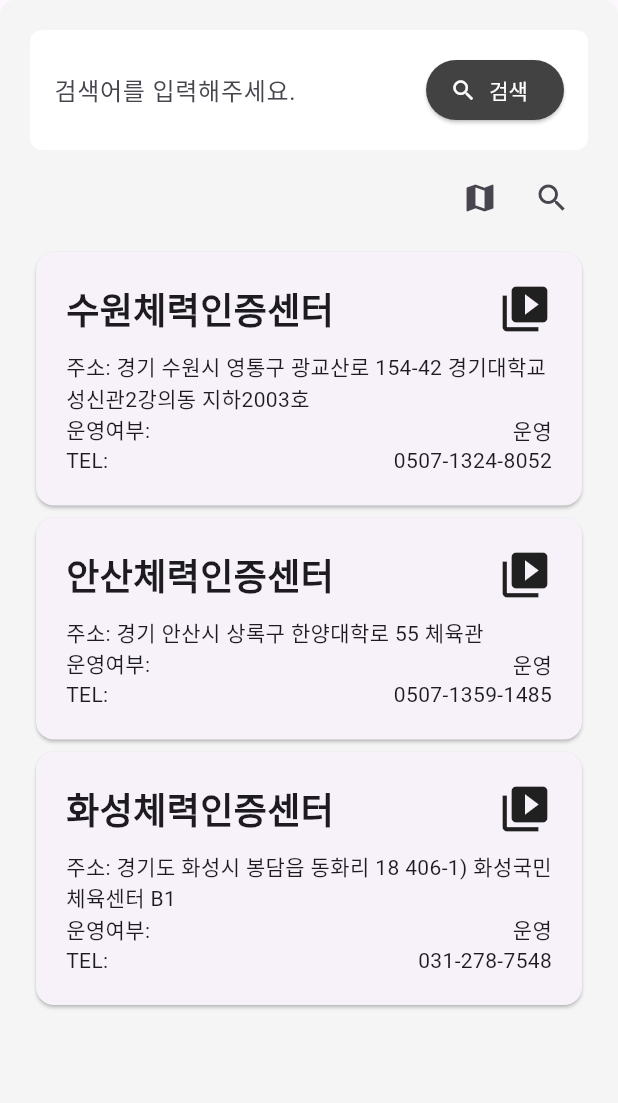
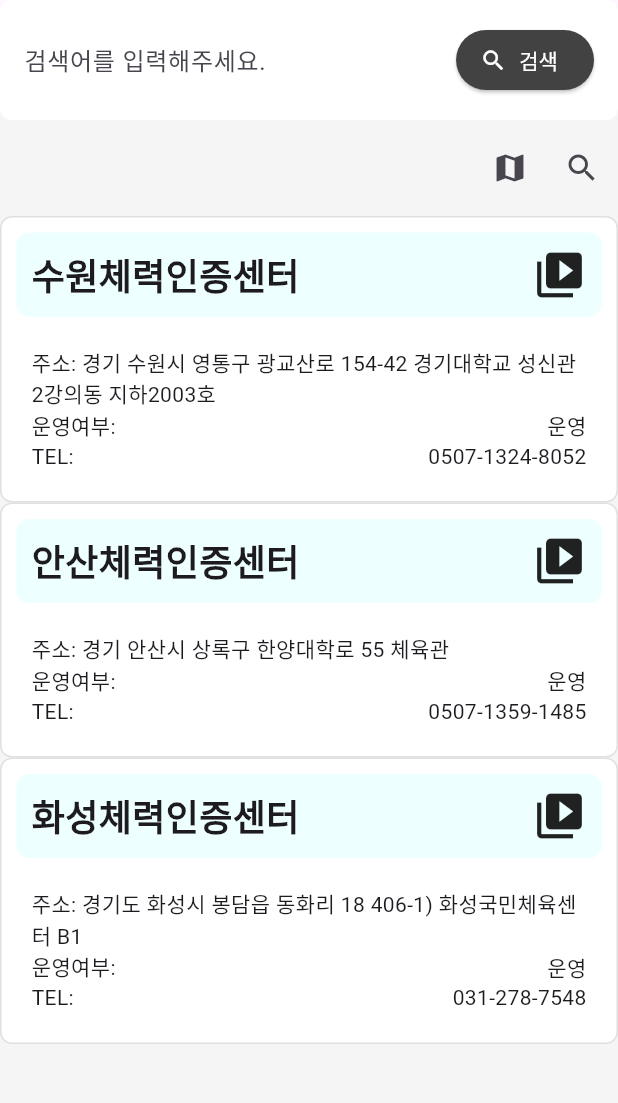
Before and after one commit to Team2Kim/flutter_frontend, a Flutter app: the FacilitySearchScreen screen opened by its route, on a phone screen of 412 x 824 dp, the part 84-1187 px from its top. Run offline on Flutter 3.47's test engine with Material 3 defaults, Android fonts, the phone set to English and light mode, and no system bars; our stand-ins replace cached_network_image, flutter_dotenv, shared_preferences, table_calendar, video_player; missing offline and left inert: flutter_naver_map; accounts and stored records are empty; Roboto replaces fonts that are missing (Pretendard).

Commit message:
style: 250922 2042 시설 UI 수정

```diff
--- a/lib/screen/facility_search_screen.dart
+++ b/lib/screen/facility_search_screen.dart
@@ -3,6 +3,7 @@ import 'package:gukminexdiary/provider/facility_provider.dart';
 import 'package:gukminexdiary/widget/custom_appbar.dart';
 import 'package:gukminexdiary/widget/custom_drawer.dart';
 import 'package:provider/provider.dart';
+import 'package:gukminexdiary/widget/facility_card.dart';
 
 class FacilitySearchScreen extends StatefulWidget {
   const FacilitySearchScreen({super.key});
@@ -40,7 +41,6 @@ class _FacilitySearchScreenState extends State<FacilitySearchScreen> {
         automaticallyImplyLeading: true,
       ),
       body: Container(
-          padding: const EdgeInsets.all(20),
           decoration: BoxDecoration(
             color: Colors.grey[100],
             borderRadius: BorderRadius.circular(10),
@@ -95,53 +95,11 @@ class _FacilitySearchScreenState extends State<FacilitySearchScreen> {
                   scrollDirection: Axis.vertical,
                   itemBuilder: (context, index) {
                     final location = facilityProvider.locations[index];
-                    return Card(
-                      borderOnForeground: false,
-                      child: InkWell(
-                        onTap: () {
-                          facilityProvider.setFocusLocation(location.latitude!, location.longitude!);
-                          facilityProvider.setFocusLocationIndex(index);
-                          Navigator.pushNamed(context, '/map/search');
-                        },
-                        child: Container(
-                        padding: const EdgeInsets.all(20),
-                        child: Container(
-                            child: Column(
-                              crossAxisAlignment: CrossAxisAlignment.start,
-                              children: [
-                                Row(
-                                  mainAxisAlignment: MainAxisAlignment.spaceBetween,
-                                  children: [
-                                    Text(location.name, style: TextStyle(fontSize: 24, fontWeight: FontWeight.bold),),
-                                    const Icon(Icons.video_library, size: 36,),
-                                  ],
-                                ),
-                                const SizedBox(height: 10),
-                                Column(
-                                  children: [
-                                  Text('주소: ${location.roadAddress ?? ''}', style: TextStyle(fontSize: 14,),),
-                                  ],
-                                ),
-                                Row(
-                                  mainAxisAlignment: MainAxisAlignment.spaceBetween,
-                                  children: [
-                                  Text('운영여부:', style: TextStyle(fontSize: 14,),),
-                                  Text(location.status ?? '', style: TextStyle(fontSize: 14,),),
-                                  ],
-                                ),
-                                Row(
-                                  mainAxisAlignment: MainAxisAlignment.spaceBetween,
-                                  children: [
-                                  Text('TEL:', style: TextStyle(fontSize: 14,),),
-                                  Text(location.phoneNumber ?? '', style: TextStyle(fontSize: 14,),),
-                                  ],
-                                ),
-                              ],
-                            )
-                          ),
-                        ),
-                      )
-                    );
+                    return FacilityCard(location: location, onTap: () {
+                      facilityProvider.setFocusLocation(location.latitude!, location.longitude!);
+                      facilityProvider.setFocusLocationIndex(index);
+                      Navigator.pushNamed(context, '/map/search');
+                    }, width: double.infinity);
                   },
                 ),
               ),
--- /dev/null
+++ b/lib/widget/facility_card.dart
@@ -0,0 +1,83 @@
+import 'package:flutter/material.dart';
+import 'package:provider/provider.dart';
+import 'package:gukminexdiary/model/facility_model.dart';
+
+class FacilityCard extends StatelessWidget {
+  const FacilityCard({super.key, required this.location, required this.onTap, required this.width});
+  final FacilityModelResponse location;
+  final void Function() onTap;
+  final double width;
+
+  @override
+  Widget build(BuildContext context) {
+    return _buildFacilityCard(context, width, location, onTap);
+  }
+
+  Widget _buildFacilityCard(BuildContext context, double width, FacilityModelResponse location, void Function() onTap) {
+    return Container(
+          width: width,
+          decoration: BoxDecoration(
+            color: Colors.white,
+            borderRadius: BorderRadius.circular(8),
+            border: Border.all(color: Colors.grey[300]!),
+          ),
+          child: InkWell(
+            onTap: () {
+              onTap();
+            },
+            child: Container(
+            padding: const EdgeInsets.all(10),
+            child: Container(
+                child: Column(
+                  crossAxisAlignment: CrossAxisAlignment.start,
+                  children: [
+                    Container(
+                      padding: const EdgeInsets.all(10),
+                      decoration: BoxDecoration(
+                        color: const Color.fromARGB(255, 237, 255, 255),
+                        borderRadius: BorderRadius.circular(8),
+                      ),
+                      child: Row(
+                        mainAxisAlignment: MainAxisAlignment.spaceBetween,
+                        children: [
+                          Text(location.name, style: TextStyle(fontSize: 24, fontWeight: FontWeight.bold),),
+                          const Icon(Icons.video_library, size: 36,),
+                        ],
+                      ),
+                    ),
+                    const SizedBox(height: 10),
+                    Container(
+                      padding: const EdgeInsets.all(10),
+                      child: Column(
+                        crossAxisAlignment: CrossAxisAlignment.start,
+                        children: [
+                          Column(
+                            children: [
+                              Text('주소: ${location.roadAddress ?? ''}', style: TextStyle(fontSize: 14,),),
+                            ],
+                          ),
+                          Row(
+                            mainAxisAlignment: MainAxisAlignment.spaceBetween,
+                            children: [
+                            Text('운영여부:', style: TextStyle(fontSize: 14,),),
+                            Text(location.status ?? '', style: TextStyle(fontSize: 14,),),
+                            ],
+                          ),
+                          Row(
+                            mainAxisAlignment: MainAxisAlignment.spaceBetween,
+                            children: [
+                            Text('TEL:', style: TextStyle(fontSize: 14,),),
+                            Text(location.phoneNumber ?? '', style: TextStyle(fontSize: 14,),),
+                            ],
+                          ),
+                      ],),
+                    )
+
+                  ],
+                )
+              ),
+            ),
+          )
+        );
+  }
+}
```
Also changed, not shown: lib/screen/map_search_screen.dart (+5 -41 lines).
